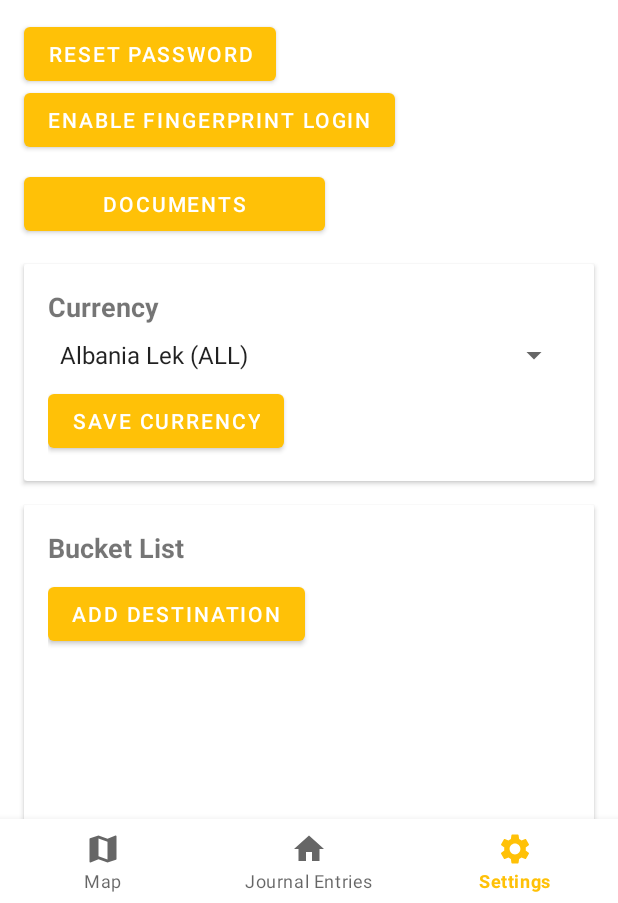
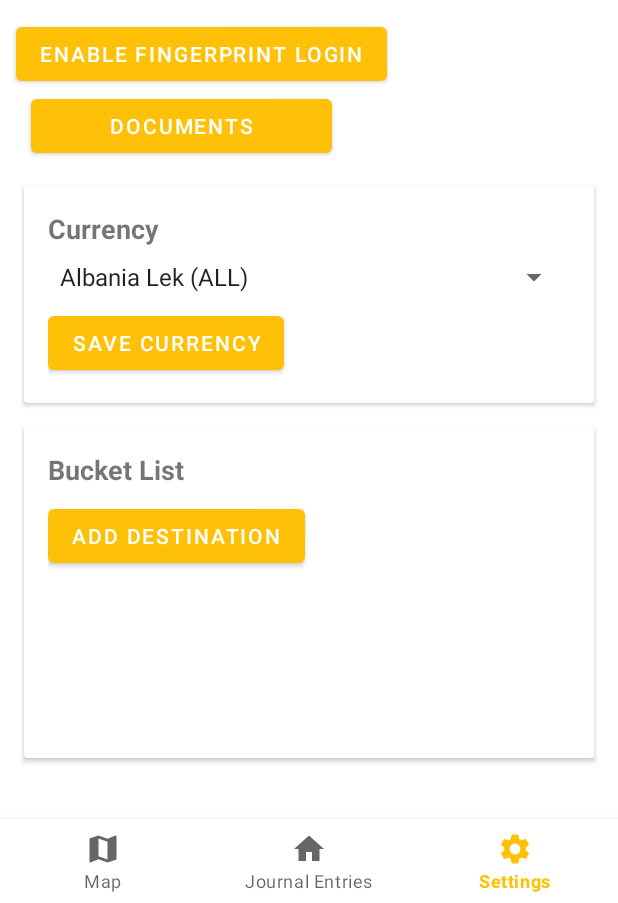
Before and after one commit to GuneetGill/Travelouge, an Android app: the SettingsFragment screen opened through its navigation route, on a phone screen of 412 x 824 dp, the part 333-1236 px from its top. Run offline under Robolectric (Android 15) with nearby library versions, the phone set to English and light mode, and no system bars; our stand-ins replace Room's generated code, navigation-ui.

Commit message:
settings ui modification

```diff
--- a/app/src/main/res/layout/fragment_settings.xml
+++ b/app/src/main/res/layout/fragment_settings.xml
@@ -64,38 +64,28 @@
         app:layout_constraintTop_toBottomOf="@+id/userName" />
 
     <Button
-        android:id="@+id/resetP_button"
+        android:id="@+id/enableFingerPrintLogin"
         android:layout_width="wrap_content"
         android:layout_height="wrap_content"
         android:layout_marginTop="12dp"
-        android:text="Reset Password"
+        android:text="Enable Fingerprint Login"
         app:layout_constraintEnd_toEndOf="parent"
         app:layout_constraintHorizontal_bias="0.066"
         app:layout_constraintStart_toStartOf="parent"
         app:layout_constraintTop_toBottomOf="@id/image_profile" />
 
     <Button
-        android:id="@+id/enableFingerPrintLogin"
+        android:id="@+id/button_documents"
         android:layout_width="wrap_content"
         android:layout_height="wrap_content"
-        android:text="Enable Fingerprint Login"
+        android:text="        Documents        "
         app:layout_constraintBottom_toTopOf="@+id/cardView_currency"
         app:layout_constraintEnd_toEndOf="parent"
         app:layout_constraintHorizontal_bias="0.098"
         app:layout_constraintStart_toStartOf="parent"
-        app:layout_constraintTop_toBottomOf="@+id/button_change"
+        app:layout_constraintTop_toBottomOf="@+id/enableFingerPrintLogin"
         app:layout_constraintVertical_bias="0.466" />
 
-    <Button
-        android:id="@+id/button_documents"
-        android:layout_width="wrap_content"
-        android:layout_height="wrap_content"
-        android:layout_marginTop="52dp"
-        android:text="        Documents        "
-        app:layout_constraintEnd_toEndOf="parent"
-        app:layout_constraintHorizontal_bias="0.076"
-        app:layout_constraintStart_toStartOf="parent"
-        app:layout_constraintTop_toBottomOf="@+id/resetP_button" />
 
     <androidx.cardview.widget.CardView
         android:id="@+id/cardView_currency"
```
